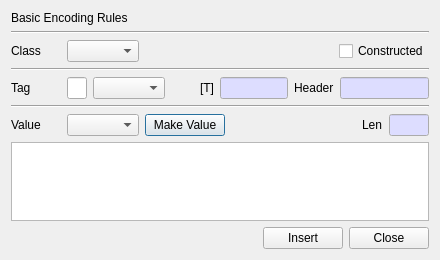
First picture: the form in BerEditor/insert_ber_dlg.ui, repository jykim74/BerEditor, before the edit.
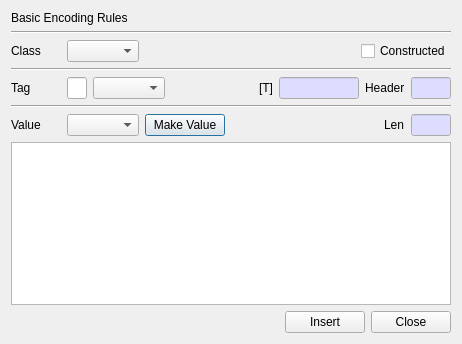
Second picture: the form after the edit.

Patch:
```diff
--- a/BerEditor/insert_ber_dlg.ui
+++ b/BerEditor/insert_ber_dlg.ui
@@ -6,8 +6,8 @@
    <rect>
     <x>0</x>
     <y>0</y>
-    <width>440</width>
-    <height>260</height>
+    <width>462</width>
+    <height>344</height>
    </rect>
   </property>
   <property name="windowTitle">
@@ -117,7 +117,7 @@
       <widget class="QLineEdit" name="mTagText">
        <property name="minimumSize">
         <size>
-         <width>60</width>
+         <width>70</width>
          <height>0</height>
         </size>
        </property>
@@ -176,7 +176,7 @@
        </property>
        <property name="maximumSize">
         <size>
-         <width>100</width>
+         <width>40</width>
          <height>16777215</height>
         </size>
        </property>
```
